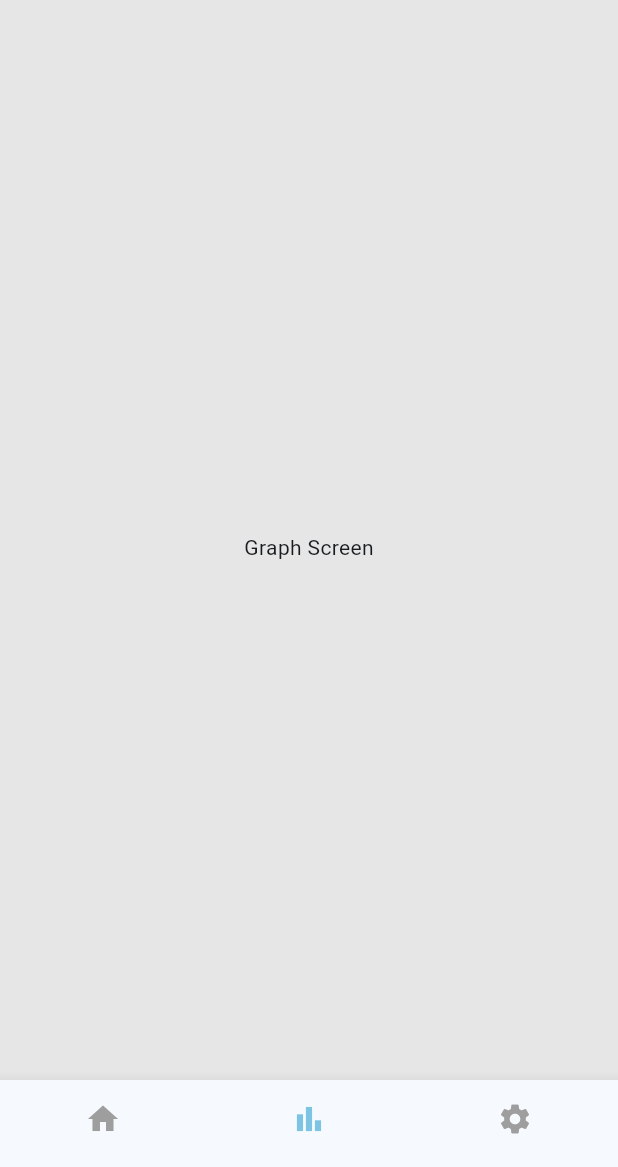
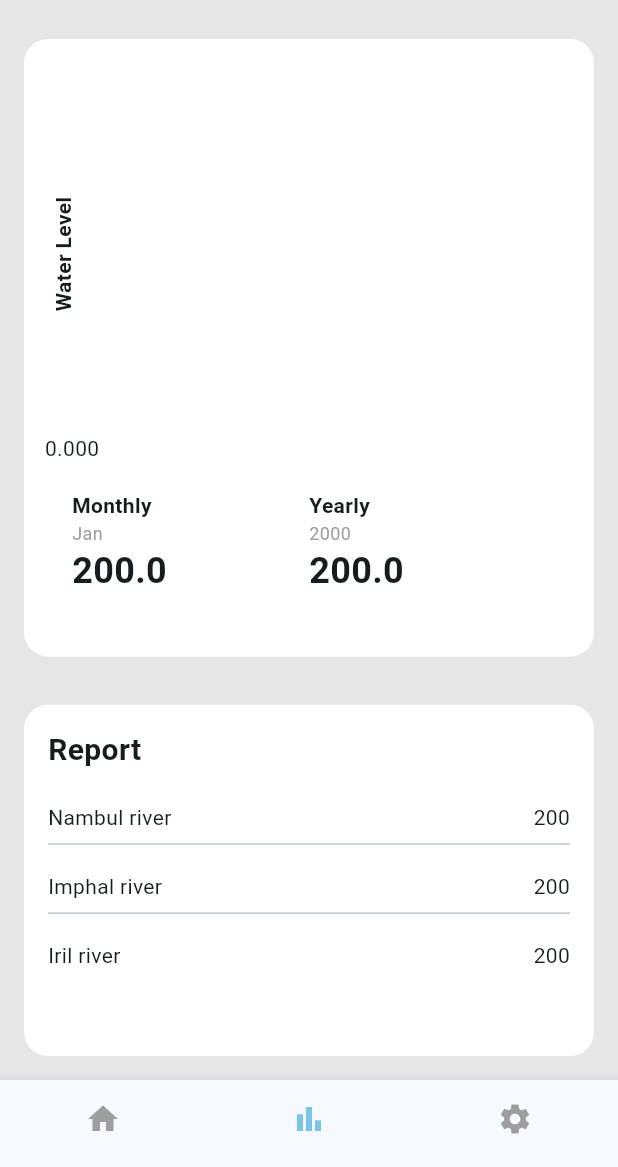
Before and after one commit to arvind-2000/flood-monitoring-system, a Flutter app: the screen it shows after launch, item 2 of the bottom bar chosen, on a phone screen of 412 x 824 dp, the part 69-1236 px from its top. Run offline on Flutter 3.47's test engine with Material 3 defaults, Android fonts, the phone set to English and light mode, and no system bars; drawn by our look-alikes of fl_chart; our stand-ins replace font_awesome_flutter; network calls fail.

Commit message:
dt:8/1/2024 added graphs and info screen

```diff
--- a/lib/const.dart
+++ b/lib/const.dart
@@ -17,4 +17,10 @@ const double regularpadding = 16;
 const double radius = 16;
 const threshold  = 60;
 const normalbanner = 'Normal';
+
 const alertbannertext = 'Danger';
+BoxDecoration carddecoration = BoxDecoration(
+  color: Colors.white,
+  borderRadius: BorderRadius.circular(radius)
+);
+const List<String> apicalls = [imphalriver,nambulriver,irilriver];
--- a/lib/main.dart
+++ b/lib/main.dart
@@ -2,6 +2,7 @@ import 'package:floodsystem/providers/imphalriverprovider.dart';
 import 'package:floodsystem/providers/irilprovider.dart';
 import 'package:floodsystem/providers/riverprovider.dart';
 import 'package:floodsystem/screens/home.dart';
+import 'package:floodsystem/screens/mobile/details.dart';
 import 'package:flutter/material.dart';
 import 'package:provider/provider.dart';
 
@@ -32,6 +33,11 @@ class MyApp extends StatelessWidget {
         useMaterial3: true,
       ),
       home: const HomePage(),
+      routes: {
+        HomePage.routename:(c)=>HomePage(),
+        DetailsScreen.routename:(c)=>DetailsScreen(),
+      }
+  ,
     ),);
   }
 }
--- a/lib/providers/riverprovider.dart
+++ b/lib/providers/riverprovider.dart
@@ -1,26 +1,33 @@
-import 'dart:convert';
+
 import 'package:floodsystem/const.dart';
+import 'package:floodsystem/models/river.dart';
 import 'package:floodsystem/models/riverdetails.dart';
 import 'package:floodsystem/services/services.dart';
 import 'package:flutter/material.dart';
 
-import '../models/river.dart';
+
 
 class NambulProvider with ChangeNotifier {
+  List<RiverDetails> _riverlist = [];
   RiverDetails _riverDetails = RiverDetails(id: '', name: '', river: []);
-  RiverDetails get getnambulrivers => _riverDetails;
+  List<RiverDetails> get getnambulrivers => _riverlist;
   bool isLoading = true;
   int responsevalue = 0;
   get http => null;
-  bool floodindicator = false;
+  List<bool> floodindicator = [];
 
 
   Future<void> getdata() async{
+    List<RiverDetails>  rivers = [];
+  RiverDetails riverDetails = RiverDetails(id: '', name: '', river: []);
+  Service ser = Service();
+  for(String i in apicalls){
+  riverDetails = await ser.getdata(i);
+  rivers.add(riverDetails);
+  responsevalue = ser.responsecode;
 
-  Service ser = Service();
-  RiverDetails datas = await ser.getdata(nambulriver);
-  _riverDetails = datas;
-  responsevalue = ser.responsecode;
+  }
+  _riverlist = rivers;
   print(responsevalue);
   isLoading = false;
   indicator();
@@ -28,17 +35,25 @@ class NambulProvider with ChangeNotifier {
   }
 
   void indicator(){
+    List<bool> floodIndicatorlist = [];
     Service ser  = Service();
+    for (RiverDetails d in _riverlist) {
   double value = 0.0;
   try{
-      value = double.parse(_riverDetails.river.last.hv);
+    value = double.parse(d.river.last.hv);
   }
   catch(e){
     print('no value for doubles');
     value = 0.0;
   }
-    floodindicator =  ser.floodIndicator(value);
+   floodIndicatorlist.add(ser.floodIndicator(value));
+}
+floodindicator = floodIndicatorlist;
   notifyListeners();
   }
 
+
+
+
+
 }
--- a/lib/screens/home.dart
+++ b/lib/screens/home.dart
@@ -6,11 +6,11 @@ import 'package:floodsystem/screens/desktop.dart';
 import 'package:floodsystem/screens/mobile.dart';
 import 'package:floodsystem/screens/mobile/graphscreen.dart';
 import 'package:floodsystem/screens/mobile/mobilesettings.dart';
-import 'package:floodsystem/services/services.dart';
 import 'package:flutter/material.dart';
 import 'package:provider/provider.dart';
 
 class HomePage extends StatefulWidget {
+  static const String routename = 'homescreen';
   const HomePage({super.key});
 
   @override
@@ -18,7 +18,7 @@ class HomePage extends StatefulWidget {
 }
 
 class _HomePageState extends State<HomePage> {
-
+  PageController _controller = PageController();
   int _currentindex = 0;
   @override
   void initState() {
@@ -38,6 +38,7 @@ class _HomePageState extends State<HomePage> {
   void onSelectNavigation(int index){
     setState(() {
       _currentindex = index;
+      _controller.animateToPage(index, duration: const Duration(milliseconds: 300), curve: Curves.decelerate);
     });
   }
 
@@ -54,7 +55,14 @@ class _HomePageState extends State<HomePage> {
 
       LayoutBuilder(builder:(context,constraint){
         if(constraint.maxWidth<500){
-          return _navigationscreenlist[_currentindex];
+
+          return PageView(
+            scrollDirection: Axis.horizontal,
+            children: _navigationscreenlist,
+            controller: _controller,
+            onPageChanged: onSelectNavigation,
+
+          );
         }
         else{
           return DesktopScreen();
--- a/lib/screens/mobile/graphscreen.dart
+++ b/lib/screens/mobile/graphscreen.dart
@@ -1,12 +1,126 @@
+import 'package:fl_chart/fl_chart.dart';
+import 'package:floodsystem/providers/imphalriverprovider.dart';
+import 'package:floodsystem/services/services.dart';
 import 'package:flutter/material.dart';
+import 'package:provider/provider.dart';
+
+import '../../const.dart';
+import '../../widgets/linechart.dart';
 
 class GraphScreen extends StatelessWidget {
   const GraphScreen({super.key});
 
   @override
   Widget build(BuildContext context) {
+
     return Container(
-      child: Center(child: Text('Graph Screen'),),
+      child: Column(
+        children: [
+          Expanded(
+              flex: 5,
+              child: Container(
+                width: double.infinity,
+                padding: EdgeInsets.all(regularpadding),
+                margin: EdgeInsets.all(regularpadding),
+                decoration: carddecoration,
+                child: Column(
+                  children: [
+
+                    Expanded(
+                      flex: 3,
+                      child: Container(
+                        padding: EdgeInsets.only(right: regularpadding,top: regularpadding,bottom: regularpadding),
+                        child: LineCharts(),
+                      ),
+                    ),
+                    Expanded(
+                        child: Container(
+                          padding: EdgeInsets.symmetric(horizontal: regularpadding),
+                      child: Column(
+                        children: [
+                          Row(
+                            mainAxisAlignment: MainAxisAlignment.spaceBetween,
+                            children: [
+                              Expanded(
+                                child: Container(
+
+                                  child: Column(
+                                    crossAxisAlignment: CrossAxisAlignment.start,
+                                    children: [
+                                      Text(
+                                        'Monthly',
+                                        style: TextStyle(fontWeight: FontWeight.bold),
+
+                                      ),
+                                       Text('Jan',style: TextStyle(color: Colors.grey,fontSize: regularfontsize-4),),
+                                      Text('200.0',style: TextStyle(fontWeight: FontWeight.bold,fontSize: headersize3),)
+                                    ],
+                                  ),
+                                ),
+                              ),
+                              Expanded(
+                                child: Container(
+                                  child: Column(
+                                    crossAxisAlignment: CrossAxisAlignment.start,
+                                    children: [
+                                      Text(
+                                        'Yearly',
+                                        style: TextStyle(fontWeight: FontWeight.bold),
+                                      ),
+                                      Text('2000',style: TextStyle(color: Colors.grey,fontSize: regularfontsize-4),),
+                                      Text('200.0',style: TextStyle(fontWeight: FontWeight.bold,fontSize: headersize3),)
+                                    ],
+                                  ),
+                                ),
+                              ),
+                            ],
+                          )
+                        ],
+                      ),
+                    ))
+                  ],
+                ),
+              )),
+          Expanded(
+            flex: 3,
+            child: Container(
+              margin: EdgeInsets.all(regularpadding),
+              padding: EdgeInsets.all(regularpadding),
+              width: double.infinity,
+              decoration: carddecoration,
+              child: Column(
+                crossAxisAlignment: CrossAxisAlignment.start,
+                children: [
+                  Text('Report',style: TextStyle(fontWeight: FontWeight.bold,fontSize: headersize2),),
+                  SizedBox(height: 20,),
+                  Row(
+                    mainAxisAlignment: MainAxisAlignment.spaceBetween,
+                    children: [
+                      Text('Nambul river'),
+                      Text('200')],
+                  ),
+                  Divider(),
+                  SizedBox(height: 10,),
+                         Row(
+                    mainAxisAlignment: MainAxisAlignment.spaceBetween,
+                    children: [
+                      Text('Imphal river'),
+                      Text('200')],
+                  ),
+                  Divider(),
+                  SizedBox(height: 10,),
+                         Row(
+                    mainAxisAlignment: MainAxisAlignment.spaceBetween,
+                    children: [
+                      Text('Iril river'),
+                      Text('200')],
+                  ),
+                ],
+              ),
+            ),
+          )
+        ],
+      ),
     );
   }
 }
--- a/lib/services/services.dart
+++ b/lib/services/services.dart
@@ -57,4 +57,21 @@ class Service{
       }
       return false;
     }
+
+    List<double> datapoints(RiverDetails d){
+      List<double> _data = [];
+
+          for(River x in d.river){
+              double val = 0.0;
+              try{
+                  val = double.parse(x.usv);
+              }catch(e){
+                  val = 0.0;
+              }
+            _data.add(val);
+          }
+          return [..._data];
+
+
+    }
 }
--- a/lib/widgets/dashboardcard.dart
+++ b/lib/widgets/dashboardcard.dart
@@ -1,11 +1,9 @@
 import 'package:floodsystem/models/riverdetails.dart';
-import 'package:floodsystem/providers/riverprovider.dart';
 import 'package:flutter/material.dart';
 import 'package:font_awesome_flutter/font_awesome_flutter.dart';
-import 'package:provider/provider.dart';
 
 import '../const.dart';
-import '../models/river.dart';
+
 
 class DashboardCard extends StatelessWidget {
   const DashboardCard({
--- /dev/null
+++ b/lib/widgets/linechart.dart
@@ -0,0 +1,53 @@
+import 'package:fl_chart/fl_chart.dart';
+import 'package:flutter/material.dart';
+import 'package:provider/provider.dart';
+
+import '../providers/imphalriverprovider.dart';
+import '../services/services.dart';
+
+class LineCharts extends StatelessWidget {
+  const LineCharts({
+    super.key,
+  });
+
+  @override
+  Widget build(BuildContext context) {
+      Service ser = Service();
+    final prov = Provider.of<ImphalRiverProvider>(context);
+    return LineChart(
+
+        LineChartData(
+
+            borderData: FlBorderData(show: false),
+            gridData: FlGridData(
+              show: false,
+
+            ),
+
+            titlesData: FlTitlesData(
+              leftTitles: AxisTitles(
+                axisNameWidget: Text("Water Level",style: TextStyle(fontWeight: FontWeight.bold),)
+              ),
+              rightTitles: AxisTitles(
+
+                sideTitles: SideTitles(showTitles: false)
+              ),
+              topTitles: AxisTitles(
+                sideTitles: SideTitles(showTitles: false)
+              )
+            ),
+            maxX: prov.getallimphalrivers.river.length.toDouble(),
+            minX: 0,
+            maxY: 30,
+            minY: 0,
+
+            lineBarsData: [
+              LineChartBarData(
+                  curveSmoothness: 0.5,
+                  isCurved: true,
+                  barWidth: 2,
+                  isStrokeCapRound: true,
+                  spots:ser.datapoints(prov.getallimphalrivers).asMap().entries.map((e) => FlSpot(e.key.toDouble(),e.value*0.1)).toList())
+            ]));
+  }
+}
--- a/pubspec.yaml
+++ b/pubspec.yaml
@@ -38,6 +38,7 @@ dependencies:
   http: ^1.1.2
   provider: ^6.1.1
   font_awesome_flutter: ^10.6.0
+  fl_chart: ^0.66.0
 
 dev_dependencies:
   flutter_test:
```
Also changed, not shown: lib/screens/mobile.dart (+16 -26 lines), lib/screens/mobile/details.dart (added, +52 -0 lines), lib/screens/mobile/mobilesettings.dart (+4 -4 lines), pubspec.lock. Lines whose indentation alone changed are shown as unchanged.
